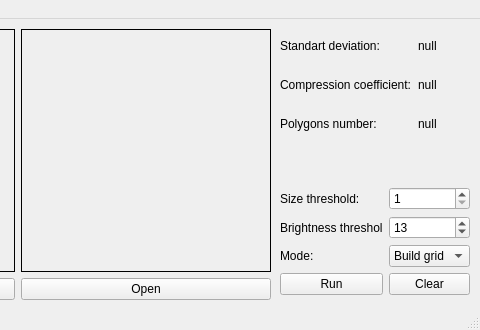
andixlm/ads_video_processor, file imagewindow.ui: the form before one commit; both pictures show x 500 to 980 and y 0 to 330 of the 980 by 330 pixel window.
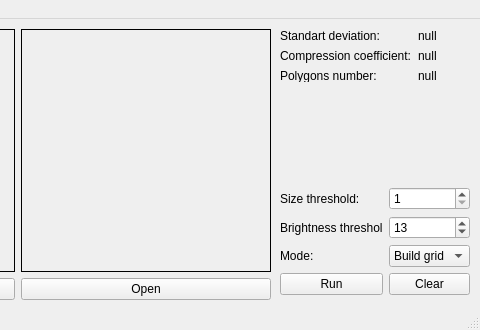
The form after the commit.

Commit message: imageWindow: Update info box size

The edit to the form file:
```diff
--- a/imagewindow.ui
+++ b/imagewindow.ui
@@ -162,7 +162,7 @@
       <x>780</x>
       <y>10</y>
       <width>191</width>
-      <height>111</height>
+      <height>53</height>
      </rect>
     </property>
     <layout class="QGridLayout" name="infoLayout">
```
Left out of the diff: 4 changed lines with no effect on the pictures.
